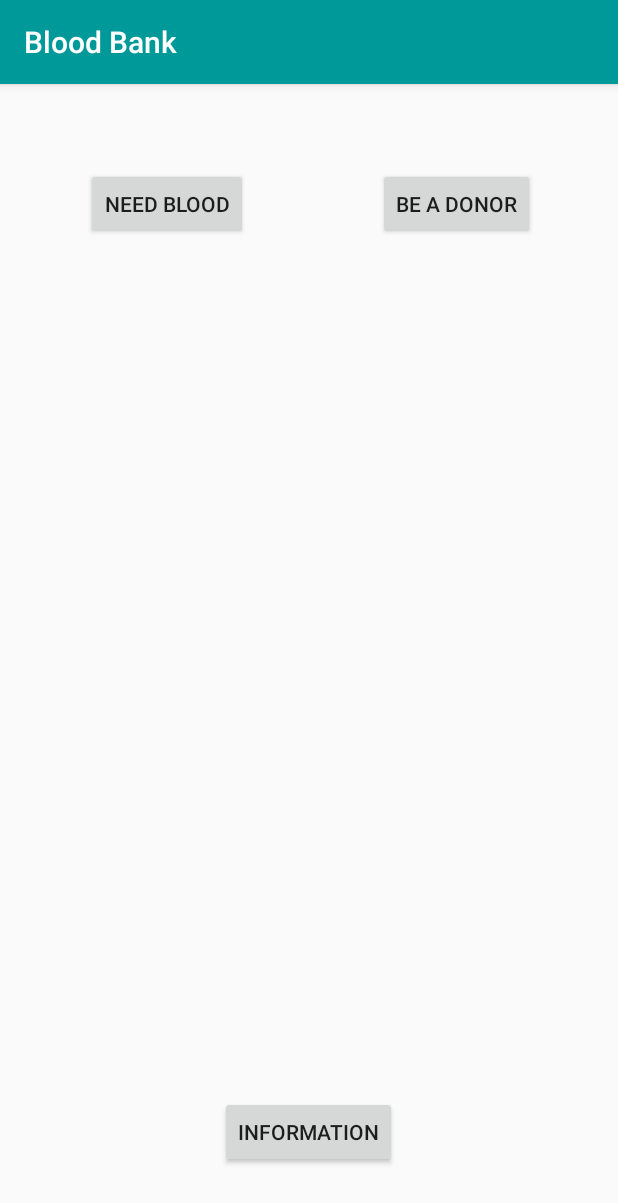
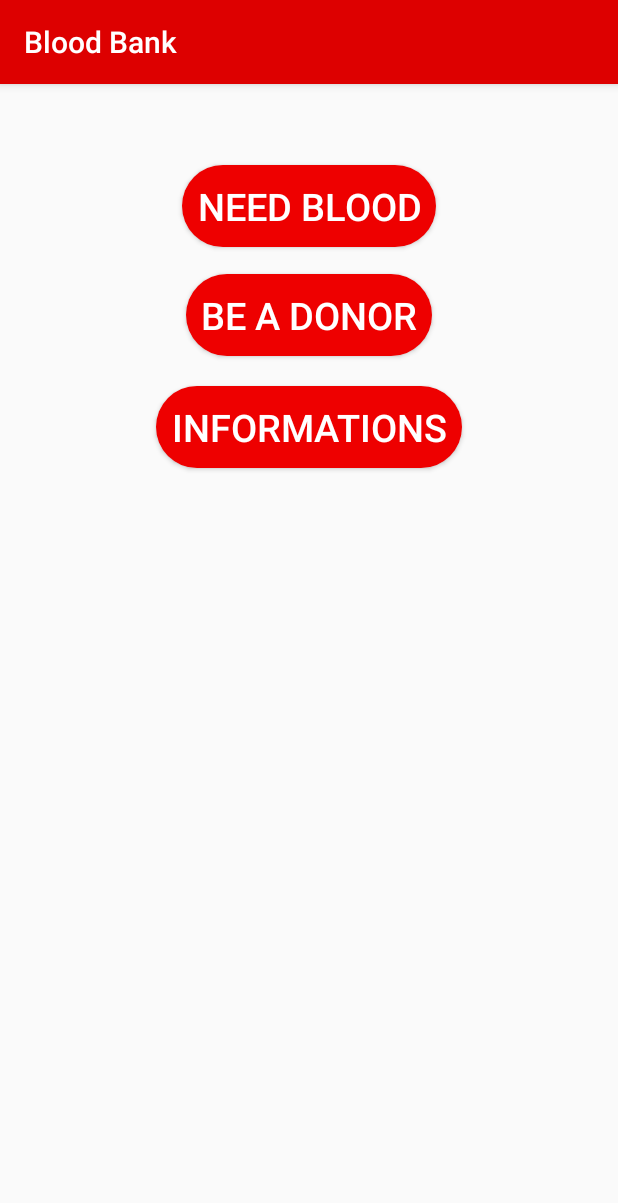
Before and after one commit to ShuvenduRoy/Blood-Bank, an Android app: the screen it shows after launch (MainActivity), on a phone screen of 412 x 824 dp. Shown: the top 1203 px of the screen. Run offline under Robolectric (Android 15) with nearby library versions, the phone set to English and light mode, and no system bars; our stand-ins replace Firebase (no records; nobody signed in at launch, a user with empty details on screens opened directly).

Commit message:
Changing Color

```diff
--- a/app/src/main/java/com/bikash/bloodbank/DonorList.java
+++ b/app/src/main/java/com/bikash/bloodbank/DonorList.java
@@ -60,7 +60,7 @@ public class DonorList extends AppCompatActivity {
             public void onChildAdded(DataSnapshot dataSnapshot, String s) {
                 Donor donor = dataSnapshot.getValue(Donor.class);
                 donorInfo.add(donor);
-                String donorInfo = donor.name + '\n' + donor.contuctNumber;
+                String donorInfo = donor.name + "   \n" + donor.contuctNumber;
                 donorList.add(donorInfo);
                 arrayAdapter.notifyDataSetChanged();
             }
--- a/app/src/main/res/drawable/button_background.xml
+++ b/app/src/main/res/drawable/button_background.xml
@@ -1,5 +1,8 @@
 <?xml version="1.0" encoding="utf-8"?>
 <shape xmlns:android="http://schemas.android.com/apk/res/android">
-    <solid android:color="@color/colorAccent"/>
-    <corners android:radius="5dp"/>
+    <solid android:color="@color/yellow"/>
+    <corners
+        android:radius="100dp"   >
+    </corners>
+
 </shape>
--- a/app/src/main/res/drawable/home_button.xml
+++ b/app/src/main/res/drawable/home_button.xml
@@ -1,4 +1,21 @@
 <?xml version="1.0" encoding="utf-8"?>
-<selector xmlns:android="http://schemas.android.com/apk/res/android">
+<shape xmlns:android="http://schemas.android.com/apk/res/android"
+    android:shape="rectangle" >
 
-</selector>
+    <!-- view background color -->
+    <solid
+        android:color="@color/appRed" >
+
+    </solid>
+
+    <!-- view border color and width -->
+
+
+
+
+    <!--The radius makes the corners rounded -->
+    <corners
+        android:radius="100dp"   >
+    </corners>
+
+</shape>
--- a/app/src/main/res/layout/activity_donor_form.xml
+++ b/app/src/main/res/layout/activity_donor_form.xml
@@ -8,7 +8,7 @@
     android:paddingLeft="@dimen/activity_horizontal_margin"
     android:paddingRight="@dimen/activity_horizontal_margin"
     android:paddingTop="@dimen/activity_vertical_margin"
-    android:background="@color/colorPrimaryDark"
+    android:background="@color/appRed"
     tools:context="com.bikash.bloodbank.DonorForm">
 
     <LinearLayout
--- a/app/src/main/res/layout/activity_donor_list.xml
+++ b/app/src/main/res/layout/activity_donor_list.xml
@@ -27,6 +27,10 @@
         android:layout_alignParentLeft="true"
         android:layout_alignParentStart="true"
         android:layout_alignParentRight="true"
+        android:textColor="@color/appRed"
+        android:layout_margin="25dp"
+        android:textSize="18dp"
+        android:background="@drawable/button_background"
         android:layout_alignParentEnd="true" />
 
 
--- a/app/src/main/res/layout/activity_main.xml
+++ b/app/src/main/res/layout/activity_main.xml
@@ -14,31 +14,38 @@
         android:text="Need Blood"
         android:layout_width="wrap_content"
         android:layout_height="wrap_content"
+        android:layout_marginTop="38dp"
+        android:padding="10dp"
+        android:textSize="25dp"
+        android:textColor="@color/White"
+        android:background="@drawable/home_button"
+        android:id="@+id/btn_need_blood"
         android:layout_alignParentTop="true"
-        android:layout_alignParentLeft="true"
-        android:layout_alignParentStart="true"
-        android:layout_marginLeft="41dp"
-        android:layout_marginStart="41dp"
-        android:layout_marginTop="40dp"
-        android:id="@+id/btn_need_blood" />
+        android:layout_centerHorizontal="true" />
 
     <Button
         android:text="Be a Donor"
         android:layout_width="wrap_content"
         android:layout_height="wrap_content"
-        android:layout_alignTop="@+id/btn_need_blood"
-        android:layout_alignParentRight="true"
-        android:layout_alignParentEnd="true"
-        android:layout_marginRight="39dp"
-        android:layout_marginEnd="39dp"
-        android:id="@+id/btn_donor_profile" />
+        android:padding="10dp"
+        android:textSize="25dp"
+        android:textColor="@color/White"
+        android:background="@drawable/home_button"
+        android:id="@+id/btn_donor_profile"
+        android:layout_marginTop="18dp"
+        android:layout_below="@+id/btn_need_blood"
+        android:layout_centerHorizontal="true" />
 
     <Button
-        android:text="Information"
+        android:text="Informations"
+        android:padding="10dp"
+        android:textSize="25dp"
+        android:textColor="@color/White"
+        android:background="@drawable/home_button"
         android:layout_width="wrap_content"
         android:layout_height="wrap_content"
-        android:layout_alignParentBottom="true"
-        android:layout_centerHorizontal="true"
-        android:layout_marginBottom="29dp"
-        android:id="@+id/btn_info" />
+        android:id="@+id/btn_info"
+        android:layout_marginTop="20dp"
+        android:layout_below="@+id/btn_donor_profile"
+        android:layout_centerHorizontal="true" />
 </RelativeLayout>
--- a/app/src/main/res/values/colors.xml
+++ b/app/src/main/res/values/colors.xml
@@ -1,9 +1,11 @@
 <?xml version="1.0" encoding="utf-8"?>
 <resources>
-    <color name="colorPrimary">#009999</color>
-    <color name="colorPrimaryDark">#117cc9</color>
+    <color name="colorPrimary">#dd0000</color>
+    <color name="colorPrimaryDark">#aa0000</color>
+    <color name="colorAccent">#cc0000</color>
     <color name="lightSky">#0e96f9</color>
-    <color name="colorAccent">#FFcb2b</color>
+    <color name="appRed">#ee0000</color>
+    <color name="yellow">#FFcb2b</color>
     <color name="Black">#000000</color>
     <color name="primary_color">#4A312A</color>
     <color name="primary_dark_color">#2F1D1A</color><!-- Background color for app -->
@@ -12,7 +14,7 @@
     <color name="category_family">#379237</color><!-- Background color for the colors category -->
     <color name="category_colors">#8800A0</color><!-- Background color for the phrases category -->
     <color name="category_phrases">#00cc00</color>
-    <color name="skyBlue">#16AFCA</color>
+    <color name="blue">#16AFCA</color>
 
     <color name="LinkedInBlue">#0077B5</color>
     <color name="FBBlue">#3B5998</color>
```
